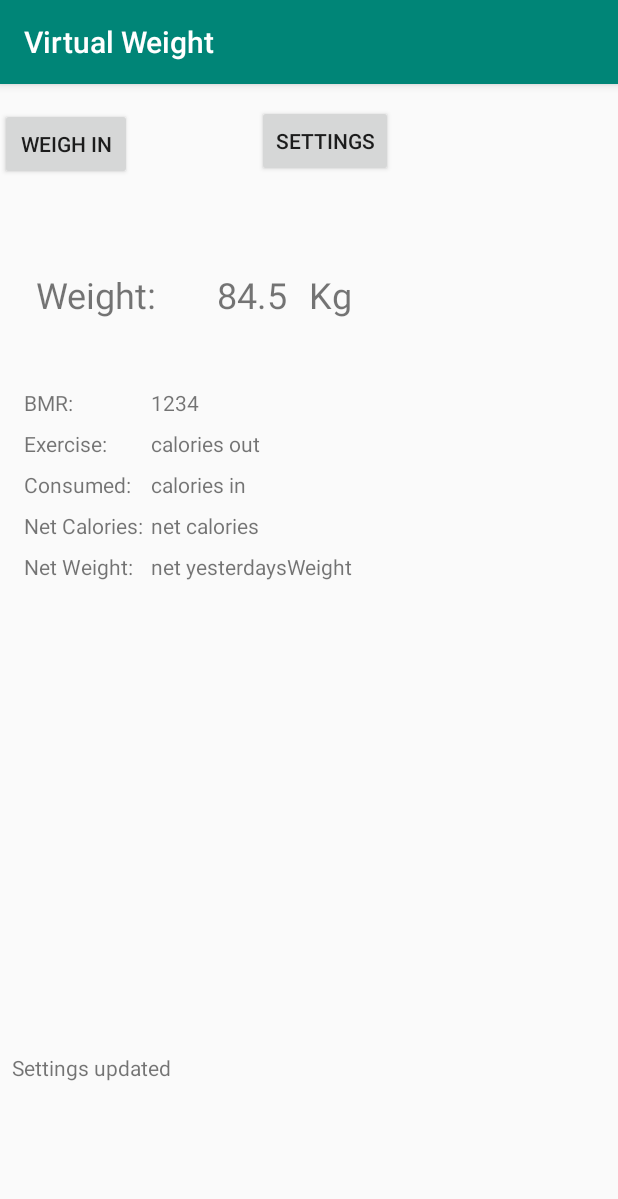
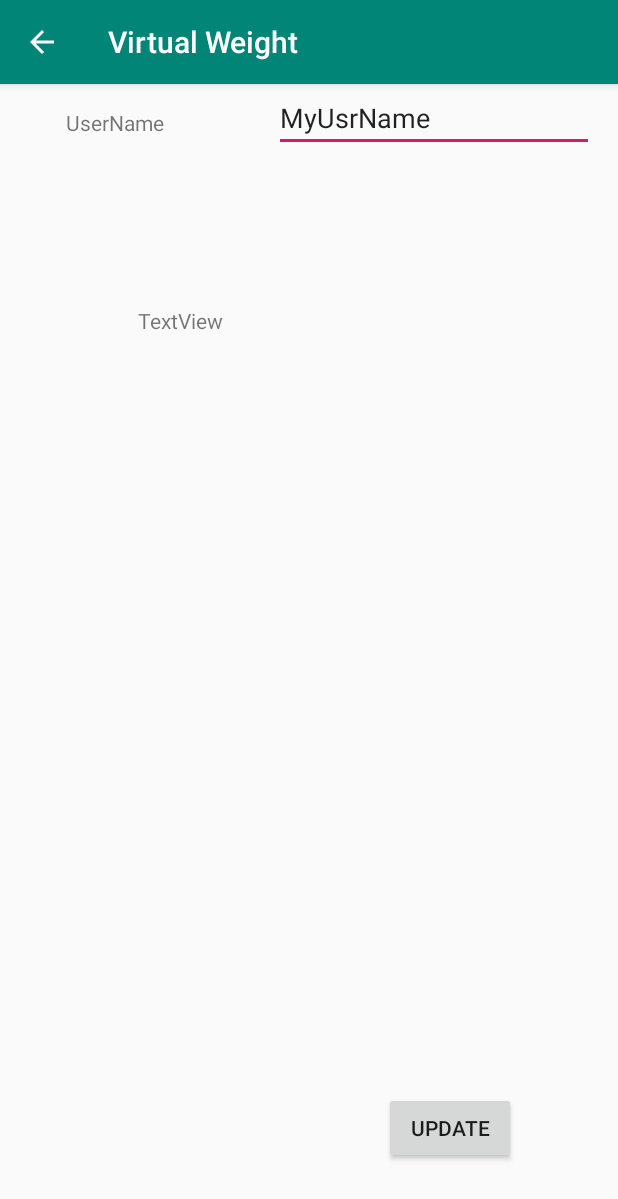
Before and after one commit to SoftDevJohn/VirtualWeight, an Android app: the screen it shows after launch (MainActivity before the commit, DisplaySettingsActivity after it), after a tap on "SETTINGS", on a phone screen of 412 x 824 dp. Shown: the top 1199 px of the screen. Run offline under Robolectric (Android 15) with nearby library versions, the phone set to English and light mode, and no system bars.

Commit message:
With barebones settngs dialog opening

```diff
--- a/app/src/main/AndroidManifest.xml
+++ b/app/src/main/AndroidManifest.xml
@@ -1,6 +1,8 @@
 <?xml version="1.0" encoding="utf-8"?>
 <manifest xmlns:android="http://schemas.android.com/apk/res/android"
     package="com.costigan.virtualweight">
+
+    <uses-permission android:name="android.permission.INTERNET" />
 
     <application
         android:allowBackup="true"
@@ -16,10 +18,14 @@
                 <category android:name="android.intent.category.LAUNCHER" />
             </intent-filter>
         </activity>
+        <activity android:name=".DisplaySettingsActivity"
+            android:parentActivityName=".MainActivity">
+            <!-- The meta-data tag is required if you support API level 15 and lower -->
+            <meta-data
+                android:name="android.support.PARENT_ACTIVITY"
+                android:value=".MainActivity" />
+        </activity>
 
     </application>
 
-    <uses-permission android:name="android.permission.INTERNET" />
-
-
 </manifest>
--- /dev/null
+++ b/app/src/main/java/com/costigan/virtualweight/DisplaySettingsActivity.java
@@ -0,0 +1,42 @@
+package com.costigan.virtualweight;
+
+import android.app.Activity;
+import android.content.Intent;
+import android.support.v7.app.AppCompatActivity;
+import android.os.Bundle;
+import android.view.View;
+import android.widget.Button;
+import android.widget.EditText;
+import android.widget.TextView;
+
+public class DisplaySettingsActivity extends AppCompatActivity {
+
+    @Override
+    protected void onCreate(Bundle savedInstanceState) {
+        super.onCreate(savedInstanceState);
+        setContentView(R.layout.activity_display_settings);
+
+        Intent intent = getIntent();
+        VwSettings settings = (VwSettings)intent.getSerializableExtra("VW_SETTINGS");
+
+        String message = settings.getUserName();
+        EditText et = findViewById(R.id.userNameEditText);
+        et.setText(message);
+
+
+    }
+
+    public void updateSettings(View view) {
+        Intent returnIntent = new Intent();
+
+        EditText et = findViewById(R.id.userNameEditText);
+        VwSettings updatedSettings = new VwSettings();
+        updatedSettings.setUserName(et.getText().toString());
+        returnIntent.putExtra("VW_SETTINGS_RETURNED",updatedSettings);
+        setResult(Activity.RESULT_OK,returnIntent);
+        finish();
+
+    }
+
+
+    }
--- a/app/src/main/java/com/costigan/virtualweight/MainActivity.java
+++ b/app/src/main/java/com/costigan/virtualweight/MainActivity.java
@@ -1,5 +1,6 @@
 package com.costigan.virtualweight;
 
+import android.app.Activity;
 import android.content.Intent;
 import android.os.StrictMode;
 import android.support.v7.app.AppCompatActivity;
@@ -40,7 +41,45 @@ public class MainActivity extends AppCompatActivity {
     /**
      * Called when the user taps the Weigh In button
      */
+
+
     public void changeSettings(View view) {
+
+        //Open the Settings Screem
+        Intent intent = new Intent(this, DisplaySettingsActivity.class);
+        //EditText editText = (EditText) findViewById(R.id.editText);
+        //String message = editText.getText().toString();
+        VwSettings settings = new VwSettings();
+        settings.setUserName("MyUsrName");
+
+        String message = "My message";
+        intent.putExtra("VW_SETTINGS", settings);
+        //startActivity(intent);
+        startActivityForResult(intent,1);
+
+
+    }
+
+    //Handle the results from the Update settings dialog
+    @Override
+    protected void onActivityResult(int requestCode, int resultCode, Intent intent) {
+        TextView statusTextView = findViewById(R.id.statusTextView);
+
+        if (requestCode == 1) {
+            if(resultCode == Activity.RESULT_OK){
+                //String result=intent.getStringExtra("result");
+                VwSettings settings = (VwSettings)intent.getSerializableExtra("VW_SETTINGS_RETURNED");
+                statusTextView.setText(settings.getUserName());
+            }
+            if (resultCode == Activity.RESULT_CANCELED) {
+                //Write your code if there's no result
+                statusTextView.setText("Cancelled");
+            }
+        }
+    }//onActivityResult
+
+
+    public void KEEPchangeSettings(View view) {
 
         //TODO: Build an input screen for these settings which will read in the existing settings
         //and then allow them to be changed and then write them back out
--- a/app/src/main/java/com/costigan/virtualweight/VwSettings.java
+++ b/app/src/main/java/com/costigan/virtualweight/VwSettings.java
@@ -5,11 +5,14 @@ import org.joda.time.LocalDate;
 import org.joda.time.format.DateTimeFormat;
 import org.joda.time.format.DateTimeFormatter;
 
+import java.io.Serializable;
+
 /**
  *
  * File Format: username,password,bmr,startDate,startWeight,targetWeight
  */
-public class VwSettings {
+public class VwSettings implements Serializable {
+    //Implements serializable so we  can pass this object in Intents
 
     String userName = "";
     String password = "";
--- /dev/null
+++ b/app/src/main/res/layout/activity_display_settings.xml
@@ -0,0 +1,53 @@
+<?xml version="1.0" encoding="utf-8"?>
+<android.support.constraint.ConstraintLayout xmlns:android="http://schemas.android.com/apk/res/android"
+    xmlns:app="http://schemas.android.com/apk/res-auto"
+    xmlns:tools="http://schemas.android.com/tools"
+    android:layout_width="match_parent"
+    android:layout_height="match_parent"
+    tools:context=".DisplaySettingsActivity">
+
+    <TextView
+        android:id="@+id/bmrSettingsTextView"
+        android:layout_width="wrap_content"
+        android:layout_height="17dp"
+        android:layout_marginStart="92dp"
+        android:layout_marginTop="148dp"
+        android:text="TextView"
+        app:layout_constraintStart_toStartOf="parent"
+        app:layout_constraintTop_toTopOf="parent"
+        tools:id="bmrSettingsTextView" />
+
+    <Button
+        android:id="@+id/button"
+        android:layout_width="wrap_content"
+        android:layout_height="wrap_content"
+        android:layout_marginEnd="68dp"
+        android:layout_marginBottom="48dp"
+        android:onClick="updateSettings"
+        android:text="Update"
+        app:layout_constraintBottom_toBottomOf="parent"
+        app:layout_constraintEnd_toEndOf="parent"
+        tools:id="updateSettingsButton" />
+
+    <TextView
+        android:id="@+id/textView"
+        android:layout_width="wrap_content"
+        android:layout_height="22dp"
+        android:layout_marginStart="44dp"
+        android:layout_marginTop="8dp"
+        android:text="UserName"
+        app:layout_constraintBottom_toBottomOf="@+id/userNameEditText"
+        app:layout_constraintStart_toStartOf="parent"
+        app:layout_constraintTop_toTopOf="parent" />
+
+    <EditText
+        android:id="@+id/userNameEditText"
+        android:layout_width="wrap_content"
+        android:layout_height="wrap_content"
+        android:layout_marginEnd="16dp"
+        android:ems="10"
+        android:inputType="textPersonName"
+        android:text="Name"
+        app:layout_constraintEnd_toEndOf="parent"
+        tools:layout_editor_absoluteY="34dp" />
+</android.support.constraint.ConstraintLayout>
```
